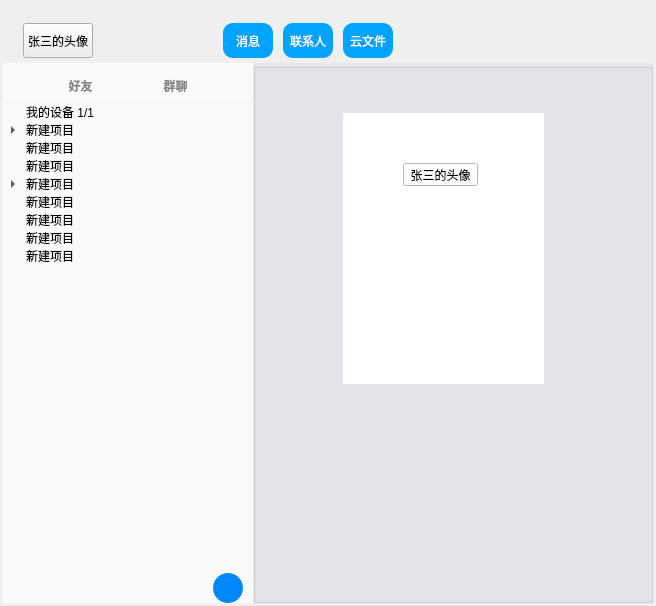
Before: the Qt Designer form lschat.ui in ls56647426/ls_chat_client, drawn with Qt 5.
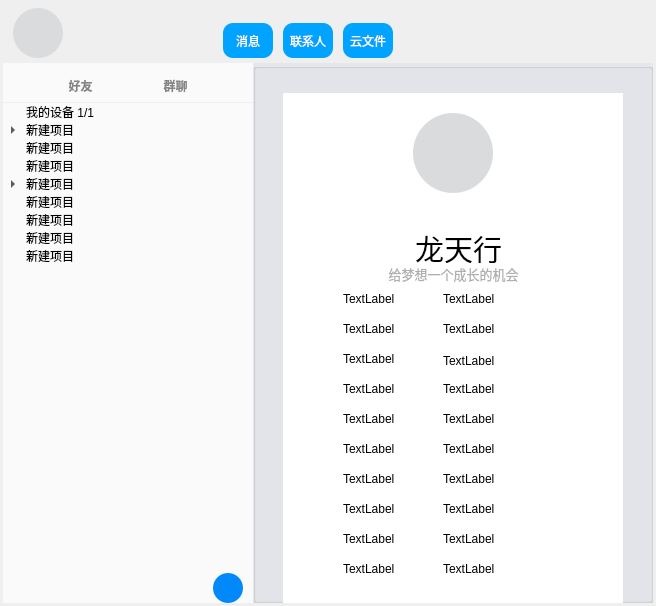
After: the same form once the commit is applied. The open tabs and pages were chosen to show the change. Icons and pictures are not drawn.

The edit to the form file:
```diff
--- a/lschat.ui
+++ b/lschat.ui
@@ -894,26 +894,358 @@
       <widget class="QWidget" name="widget" native="true">
        <property name="geometry">
         <rect>
-         <x>90</x>
-         <y>50</y>
-         <width>201</width>
-         <height>271</height>
+         <x>30</x>
+         <y>30</y>
+         <width>340</width>
+         <height>510</height>
         </rect>
        </property>
+       <property name="font">
+        <font>
+         <family>微软雅黑</family>
+        </font>
+       </property>
        <property name="styleSheet">
         <string notr="true">background-color: rgb(255, 255, 255);</string>
        </property>
-       <widget class="QPushButton" name="pushButton_9">
+       <widget class="QWidget" name="infoTopWidget" native="true">
         <property name="geometry">
          <rect>
+          <x>0</x>
+          <y>0</y>
+          <width>340</width>
+          <height>120</height>
+         </rect>
+        </property>
+        <property name="styleSheet">
+         <string notr="true">QWidget#infoTopWidget{
+	border-radius: 3px;
+	border-image: url(:/Icon/topbg.png);
+}</string>
+        </property>
+        <widget class="QPushButton" name="pushButton_9">
+         <property name="geometry">
+          <rect>
+           <x>130</x>
+           <y>20</y>
+           <width>80</width>
+           <height>80</height>
+          </rect>
+         </property>
+         <property name="styleSheet">
+          <string notr="true">border-image: url(:/Icon/user.png);
+background-color: rgb(218, 219, 221);
+border-radius:40px;</string>
+         </property>
+         <property name="text">
+          <string/>
+         </property>
+        </widget>
+       </widget>
+       <widget class="QLabel" name="label">
+        <property name="geometry">
+         <rect>
+          <x>80</x>
+          <y>130</y>
+          <width>191</width>
+          <height>51</height>
+         </rect>
+        </property>
+        <property name="styleSheet">
+         <string notr="true"/>
+        </property>
+        <property name="text">
+         <string>&lt;html&gt;&lt;head/&gt;&lt;body&gt;&lt;p&gt;&lt;span style=&quot; font-size:22pt;&quot;&gt;龙天行&lt;/span&gt;&lt;/p&gt;&lt;/body&gt;&lt;/html&gt;</string>
+        </property>
+        <property name="alignment">
+         <set>Qt::AlignCenter</set>
+        </property>
+       </widget>
+       <widget class="QLabel" name="label_2">
+        <property name="geometry">
+         <rect>
+          <x>30</x>
+          <y>170</y>
+          <width>281</width>
+          <height>21</height>
+         </rect>
+        </property>
+        <property name="font">
+         <font>
+          <family>微软雅黑</family>
+          <pointsize>10</pointsize>
+          <weight>50</weight>
+          <bold>false</bold>
+         </font>
+        </property>
+        <property name="styleSheet">
+         <string notr="true">color: rgb(174, 174, 174);</string>
+        </property>
+        <property name="text">
+         <string>给梦想一个成长的机会</string>
+        </property>
+        <property name="alignment">
+         <set>Qt::AlignCenter</set>
+        </property>
+       </widget>
+       <widget class="QLabel" name="label_3">
+        <property name="geometry">
+         <rect>
           <x>60</x>
-          <y>50</y>
-          <width>75</width>
-          <height>23</height>
+          <y>200</y>
+          <width>54</width>
+          <height>12</height>
          </rect>
         </property>
         <property name="text">
-         <string>张三的头像</string>
+         <string>TextLabel</string>
+        </property>
+       </widget>
+       <widget class="QLabel" name="label_4">
+        <property name="geometry">
+         <rect>
+          <x>60</x>
+          <y>230</y>
+          <width>54</width>
+          <height>12</height>
+         </rect>
+        </property>
+        <property name="text">
+         <string>TextLabel</string>
+        </property>
+       </widget>
+       <widget class="QLabel" name="label_5">
+        <property name="geometry">
+         <rect>
+          <x>60</x>
+          <y>260</y>
+          <width>54</width>
+          <height>12</height>
+         </rect>
+        </property>
+        <property name="text">
+         <string>TextLabel</string>
+        </property>
+       </widget>
+       <widget class="QLabel" name="label_6">
+        <property name="geometry">
+         <rect>
+          <x>60</x>
+          <y>290</y>
+          <width>54</width>
+          <height>12</height>
+         </rect>
+        </property>
+        <property name="text">
+         <string>TextLabel</string>
+        </property>
+       </widget>
+       <widget class="QLabel" name="label_7">
+        <property name="geometry">
+         <rect>
+          <x>60</x>
+          <y>320</y>
+          <width>54</width>
+          <height>12</height>
+         </rect>
+        </property>
+        <property name="text">
+         <string>TextLabel</string>
+        </property>
+       </widget>
+       <widget class="QLabel" name="label_8">
+        <property name="geometry">
+         <rect>
+          <x>60</x>
+          <y>350</y>
+          <width>54</width>
+          <height>12</height>
+         </rect>
+        </property>
+        <property name="text">
+         <string>TextLabel</string>
+        </property>
+       </widget>
+       <widget class="QLabel" name="label_9">
+        <property name="geometry">
+         <rect>
+          <x>60</x>
+          <y>380</y>
+          <width>54</width>
+          <height>12</height>
+         </rect>
+        </property>
+        <property name="text">
+         <string>TextLabel</string>
+        </property>
+       </widget>
+       <widget class="QLabel" name="label_10">
+        <property name="geometry">
+         <rect>
+          <x>60</x>
+          <y>410</y>
+          <width>54</width>
+          <height>12</height>
+         </rect>
+        </property>
+        <property name="text">
+         <string>TextLabel</string>
+        </property>
+       </widget>
+       <widget class="QLabel" name="label_11">
+        <property name="geometry">
+         <rect>
+          <x>60</x>
+          <y>440</y>
+          <width>54</width>
+          <height>12</height>
+         </rect>
+        </property>
+        <property name="text">
+         <string>TextLabel</string>
+        </property>
+       </widget>
+       <widget class="QLabel" name="label_12">
+        <property name="geometry">
+         <rect>
+          <x>60</x>
+          <y>470</y>
+          <width>54</width>
+          <height>12</height>
+         </rect>
+        </property>
+        <property name="text">
+         <string>TextLabel</string>
+        </property>
+       </widget>
+       <widget class="QLabel" name="label_13">
+        <property name="geometry">
+         <rect>
+          <x>160</x>
+          <y>200</y>
+          <width>54</width>
+          <height>12</height>
+         </rect>
+        </property>
+        <property name="text">
+         <string>TextLabel</string>
+        </property>
+       </widget>
+       <widget class="QLabel" name="label_14">
+        <property name="geometry">
+         <rect>
+          <x>160</x>
+          <y>230</y>
+          <width>54</width>
+          <height>12</height>
+         </rect>
+        </property>
+        <property name="text">
+         <string>TextLabel</string>
+        </property>
+       </widget>
+       <widget class="QLabel" name="label_15">
+        <property name="geometry">
+         <rect>
+          <x>160</x>
+          <y>260</y>
+          <width>54</width>
+          <height>16</height>
+         </rect>
+        </property>
+        <property name="text">
+         <string>TextLabel</string>
+        </property>
+       </widget>
+       <widget class="QLabel" name="label_16">
+        <property name="geometry">
+         <rect>
+          <x>160</x>
+          <y>290</y>
+          <width>54</width>
+          <height>12</height>
+         </rect>
+        </property>
+        <property name="text">
+         <string>TextLabel</string>
+        </property>
+       </widget>
+       <widget class="QLabel" name="label_17">
+        <property name="geometry">
+         <rect>
+          <x>160</x>
+          <y>320</y>
+          <width>54</width>
+          <height>12</height>
+         </rect>
+        </property>
+        <property name="text">
+         <string>TextLabel</string>
+        </property>
+       </widget>
+       <widget class="QLabel" name="label_18">
+        <property name="geometry">
+         <rect>
+          <x>160</x>
+          <y>350</y>
+          <width>54</width>
+          <height>12</height>
+         </rect>
+        </property>
+        <property name="text">
+         <string>TextLabel</string>
+        </property>
+       </widget>
+       <widget class="QLabel" name="label_19">
+        <property name="geometry">
+         <rect>
+          <x>160</x>
+          <y>380</y>
+          <width>54</width>
+          <height>12</height>
+         </rect>
+        </property>
+        <property name="text">
+         <string>TextLabel</string>
+        </property>
+       </widget>
+       <widget class="QLabel" name="label_20">
+        <property name="geometry">
+         <rect>
+          <x>160</x>
+          <y>410</y>
+          <width>54</width>
+          <height>12</height>
+         </rect>
+        </property>
+        <property name="text">
+         <string>TextLabel</string>
+        </property>
+       </widget>
+       <widget class="QLabel" name="label_21">
+        <property name="geometry">
+         <rect>
+          <x>160</x>
+          <y>440</y>
+          <width>54</width>
+          <height>12</height>
+         </rect>
+        </property>
+        <property name="text">
+         <string>TextLabel</string>
+        </property>
+       </widget>
+       <widget class="QLabel" name="label_22">
+        <property name="geometry">
+         <rect>
+          <x>160</x>
+          <y>470</y>
+          <width>54</width>
+          <height>12</height>
+         </rect>
+        </property>
+        <property name="text">
+         <string>TextLabel</string>
         </property>
        </widget>
       </widget>
@@ -1187,14 +1519,37 @@
     <widget class="QPushButton" name="pushButton_6">
      <property name="geometry">
       <rect>
-       <x>20</x>
-       <y>20</y>
-       <width>70</width>
-       <height>35</height>
+       <x>10</x>
+       <y>5</y>
+       <width>50</width>
+       <height>50</height>
       </rect>
      </property>
+     <property name="minimumSize">
+      <size>
+       <width>50</width>
+       <height>50</height>
+      </size>
+     </property>
+     <property name="maximumSize">
+      <size>
+       <width>50</width>
+       <height>50</height>
+      </size>
+     </property>
+     <property name="baseSize">
+      <size>
+       <width>50</width>
+       <height>50</height>
+      </size>
+     </property>
+     <property name="styleSheet">
+      <string notr="true">border-image: url(:/Icon/user.png);
+background-color: rgb(218, 219, 221);
+border-radius:25px;</string>
+     </property>
      <property name="text">
-      <string>张三的头像</string>
+      <string/>
      </property>
     </widget>
     <widget class="QPushButton" name="toSessionBtn">
```
Left out of the diff: 4 changed lines with no effect on the pictures.
